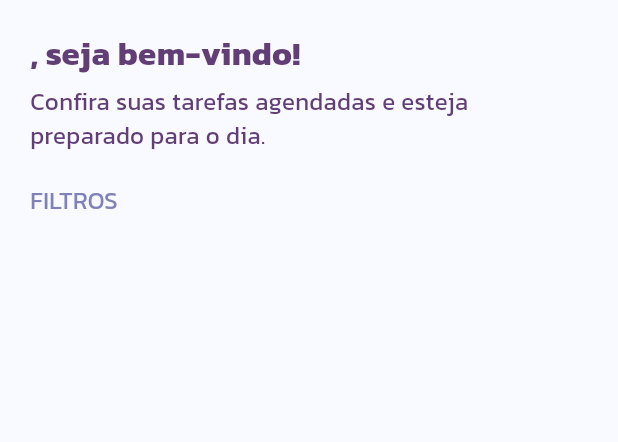
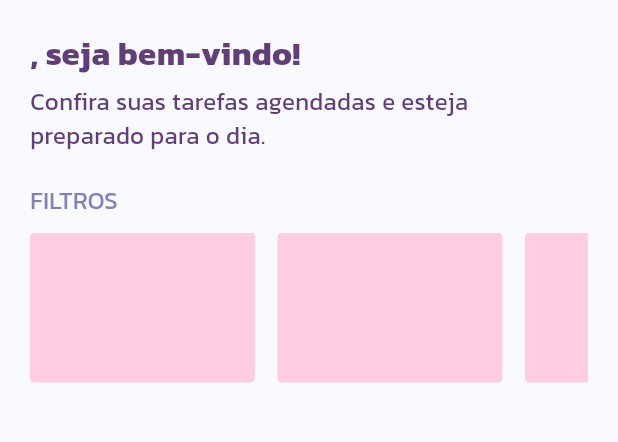
Before and after one commit to CristianoStroher/organizame, a Flutter app: the screen it shows once a user with an empty profile is signed in, on a phone screen of 412 x 824 dp, the part 84-526 px from its top. Run offline on Flutter 3.47's test engine with Material 3 defaults, Android fonts, the phone set to English and light mode, and no system bars; our stand-ins replace cloud_firestore, firebase_auth, firebase_core, flutter_signin_button, google_fonts, google_sign_in and 4 more; missing offline and left inert: flutter_overlay_loader, validatorless; accounts and stored records are empty; generated files the repository leaves out were written again.

Commit message:
home filtros

```diff
--- /dev/null
+++ b/lib/app/modules/home/widgets/home_card_filter.dart
@@ -0,0 +1,22 @@
+import 'package:flutter/material.dart';
+import 'package:organizame/app/core/ui/theme_extensions.dart';
+
+class HomeCardFilter extends StatelessWidget {
+  const HomeCardFilter({super.key});
+
+  @override
+  Widget build(BuildContext context) {
+    return Container(
+      constraints: const BoxConstraints(
+        minHeight: 100,
+        maxWidth: 150,
+      ),
+      decoration: BoxDecoration(
+        color: context.primaryColorLight,
+        borderRadius: BorderRadius.circular(3),
+      ),
+      margin: const EdgeInsets.only(right: 15),
+      padding: const EdgeInsets.all(10),
+    );
+  }
+}
--- a/lib/app/modules/home/widgets/home_filters.dart
+++ b/lib/app/modules/home/widgets/home_filters.dart
@@ -1,9 +1,9 @@
 import 'package:flutter/material.dart';
 import 'package:organizame/app/core/ui/theme_extensions.dart';
+import 'package:organizame/app/modules/home/widgets/home_card_filter.dart';
 
 class HomeFilters extends StatefulWidget {
-
-  const HomeFilters({ super.key });
+  const HomeFilters({super.key});
 
   @override
   State<HomeFilters> createState() => _HomeFiltersState();
@@ -19,7 +19,17 @@ class _HomeFiltersState extends State<HomeFilters> {
           'FILTROS',
           style: context.titleDefaut,
         ),
-
+        const SizedBox(height: 10),
+        const SingleChildScrollView(
+          scrollDirection: Axis.horizontal,
+          child: Row(
+            children: [
+              HomeCardFilter(),
+              HomeCardFilter(),
+              HomeCardFilter(),
+            ],
+          ),
+        ),
       ],
     );
   }
--- a/lib/app/modules/home/widgets/home_header.dart
+++ b/lib/app/modules/home/widgets/home_header.dart
@@ -13,9 +13,12 @@ class HomeHeader extends StatelessWidget {
       child: Column(
         crossAxisAlignment: CrossAxisAlignment.start,
         children: [
-          Text(
-            '${context.watch<AuthProvider>().user?.displayName?.split(' ').first ?? 'Visitante'}, seja bem-vindo!',
-            style: context.titleMedium,
+          Selector(
+            selector: (_, AuthProvider authProvider) => authProvider.user,
+            builder: (context, value, child) => Text(
+              '${value?.displayName?.split(' ').first ?? 'Visitante'}, seja bem-vindo!',
+              style: context.titleMedium,
+            ),
           ),
           const SizedBox(height: 5),
           Text('Confira suas tarefas agendadas e esteja preparado para o dia.',
```
Lines whose indentation alone changed are shown as unchanged.
